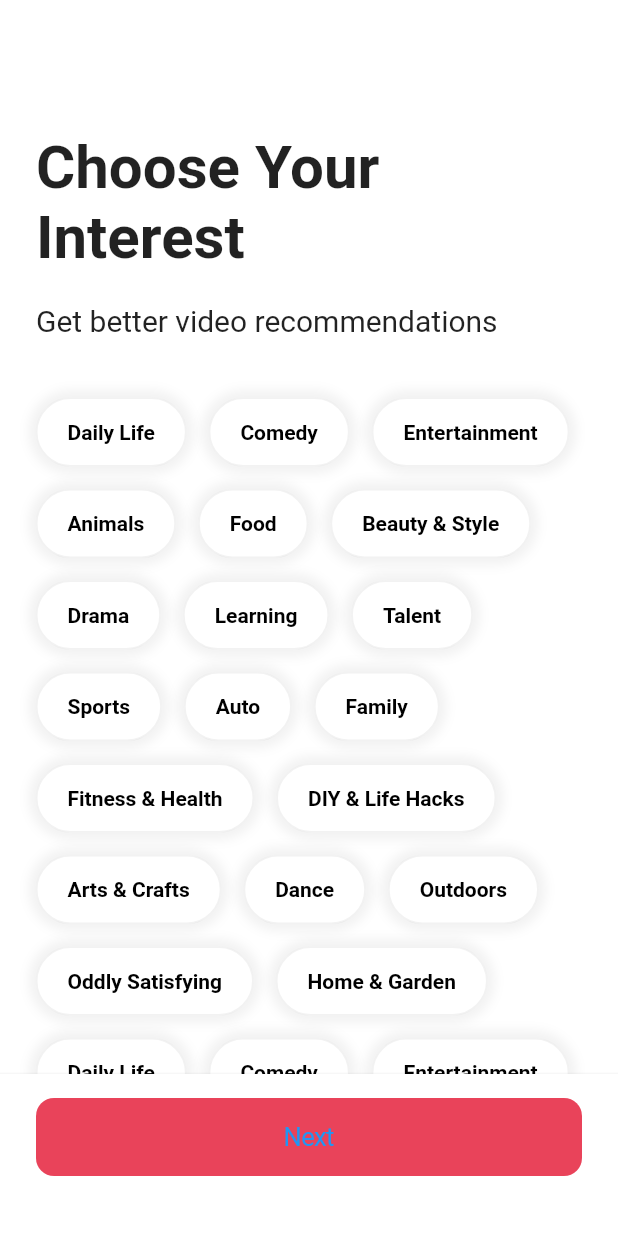
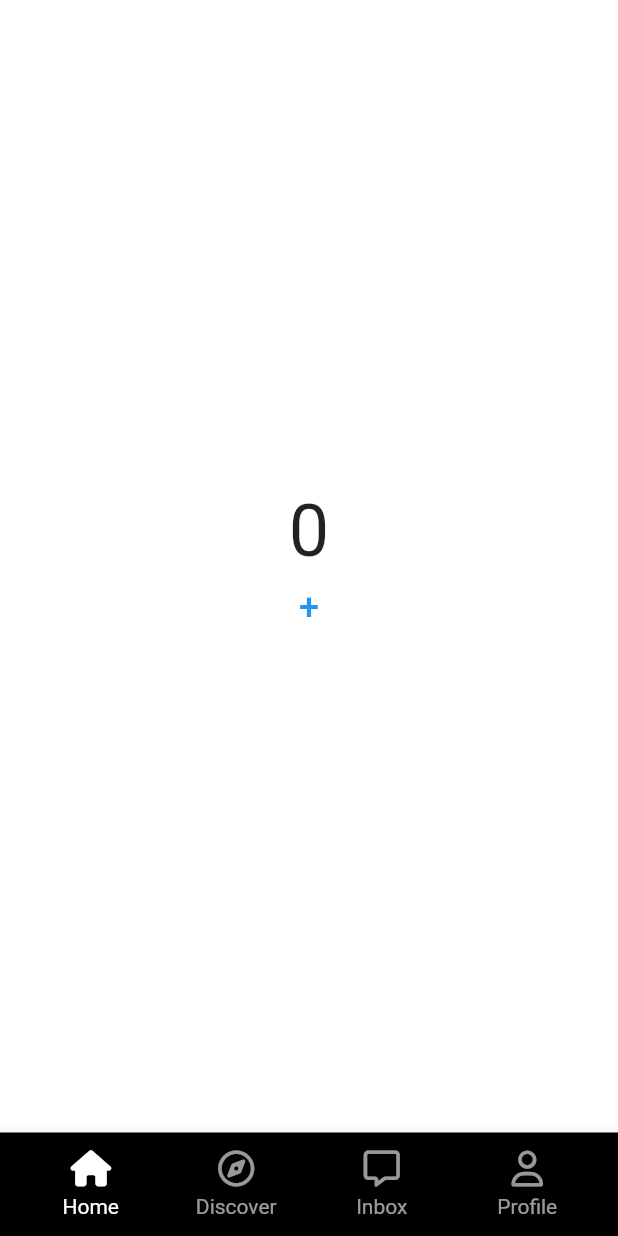
Before and after one commit to ashsh0412/tiktok_clone, a Flutter app: the screen it shows after launch, on a phone screen of 412 x 824 dp. Run offline on Flutter 3.47's test engine with Material 2 defaults, Android fonts, the phone set to English and light mode, and no system bars; our stand-ins replace font_awesome_flutter.

Commit message:
navigation bar

```diff
--- a/lib/features/authentication/widgets/birthday_screen.dart
+++ b/lib/features/authentication/widgets/birthday_screen.dart
@@ -3,7 +3,7 @@ import 'package:flutter/material.dart';
 import 'package:tiktok_clone/constants/sizes.dart';
 import 'package:tiktok_clone/constants/gaps.dart';
 import 'package:tiktok_clone/features/authentication/widgets/form_button.dart';
-import 'package:tiktok_clone/features/onboarding/interests_screen.dart';
+import 'package:tiktok_clone/features/onboarding/widgets/interests_screen.dart';
 
 class BirthdayScreen extends StatefulWidget {
   const BirthdayScreen({super.key});
@@ -34,11 +34,12 @@ class _BirthdayScreenState extends State<BirthdayScreen> {
   }
 
   void _onNextTap() {
-    Navigator.of(context).push(
-      MaterialPageRoute(
-        builder: (context) => const InterestScreen(),
-      ),
-    );
+    Navigator.of(context).pushAndRemoveUntil(
+        MaterialPageRoute(
+          builder: (context) => const InterestScreen(),
+        ), (route) {
+      return false;
+    });
   }
 
   void _setTextFieldDate(DateTime date) {
--- a/lib/features/authentication/widgets/log_in_form.dart
+++ b/lib/features/authentication/widgets/log_in_form.dart
@@ -2,7 +2,7 @@ import 'package:flutter/material.dart';
 import 'package:tiktok_clone/constants/gaps.dart';
 import 'package:tiktok_clone/constants/sizes.dart';
 import 'package:tiktok_clone/features/authentication/widgets/form_button.dart';
-import 'package:tiktok_clone/features/onboarding/interests_screen.dart';
+import 'package:tiktok_clone/features/onboarding/widgets/interests_screen.dart';
 
 class LoginFormScreen extends StatefulWidget {
   const LoginFormScreen({super.key});
@@ -20,11 +20,12 @@ class _LoginFormScreenState extends State<LoginFormScreen> {
     if (_formKey.currentState != null) {
       if (_formKey.currentState!.validate()) {
         _formKey.currentState!.save();
-        Navigator.of(context).push(
-          MaterialPageRoute(
-            builder: (context) => const InterestScreen(),
-          ),
-        );
+        Navigator.of(context).pushAndRemoveUntil(
+            MaterialPageRoute(
+              builder: (context) => const InterestScreen(),
+            ), (route) {
+          return false;
+        });
       }
     }
   }
--- /dev/null
+++ b/lib/features/main_navigation/main_navigation_screen.dart
@@ -0,0 +1,86 @@
+import 'package:flutter/material.dart';
+import 'package:font_awesome_flutter/font_awesome_flutter.dart';
+import 'package:tiktok_clone/constants/sizes.dart';
+import 'package:tiktok_clone/features/main_navigation/widgets/nav_tab.dart';
+import 'package:tiktok_clone/features/main_navigation/widgets/stf_screen.dart';
+
+class MainNavigationScreen extends StatefulWidget {
+  const MainNavigationScreen({super.key});
+
+  @override
+  State<MainNavigationScreen> createState() => _MainNavigationScreenState();
+}
+
+class _MainNavigationScreenState extends State<MainNavigationScreen> {
+  int _selectedIndex = 0;
+
+  final screens = [
+    StfScreen(
+      key: GlobalKey(),
+    ),
+    StfScreen(
+      key: GlobalKey(),
+    ),
+    StfScreen(
+      key: GlobalKey(),
+    ),
+    StfScreen(
+      key: GlobalKey(),
+    ),
+    StfScreen(
+      key: GlobalKey(),
+    ),
+  ];
+
+  void _onTap(int index) {
+    setState(() {
+      _selectedIndex = index;
+    });
+  }
+
+  @override
+  Widget build(BuildContext context) {
+    return Scaffold(
+      body: screens[_selectedIndex],
+      bottomNavigationBar: BottomAppBar(
+        color: Colors.black,
+        child: Padding(
+          padding: const EdgeInsets.all(Sizes.size12),
+          child: Row(
+            mainAxisAlignment: MainAxisAlignment.spaceBetween,
+            children: [
+              NavTab(
+                onTap: () => _onTap(0),
+                text: "Home",
+                isSelected: _selectedIndex == 0,
+                icon: FontAwesomeIcons.house,
+                selectedIcon: FontAwesomeIcons.house,
+              ),
+              NavTab(
+                onTap: () => _onTap(1),
+                text: "Discover",
+                isSelected: _selectedIndex == 1,
+                icon: FontAwesomeIcons.compass,
+                selectedIcon: FontAwesomeIcons.solidCompass,
+              ),
+              NavTab(
+                onTap: () => _onTap(3),
+                text: "Inbox",
+                isSelected: _selectedIndex == 3,
+                icon: FontAwesomeIcons.message,
+                selectedIcon: FontAwesomeIcons.solidMessage,
+              ),
+              NavTab(
+                onTap: () => _onTap(4),
+                text: "Profile",
+                isSelected: _selectedIndex == 4,
+                icon: FontAwesomeIcons.user,
+                selectedIcon: FontAwesomeIcons.solidUser,
+              ),
+            ],
+          ),
+        ),
+      ),
+    );
+  }
+}
--- /dev/null
+++ b/lib/features/main_navigation/widgets/nav_tab.dart
@@ -0,0 +1,52 @@
+import 'package:flutter/material.dart';
+import 'package:font_awesome_flutter/font_awesome_flutter.dart';
+import 'package:tiktok_clone/constants/gaps.dart';
+
+class NavTab extends StatelessWidget {
+  const NavTab({
+    super.key,
+    required this.text,
+    required this.isSelected,
+    required this.icon,
+    required this.onTap,
+    required this.selectedIcon,
+  });
+
+  final String text;
+  final bool isSelected;
+  final IconData icon;
+  final IconData selectedIcon;
+  final Function onTap;
+
+  @override
+  Widget build(BuildContext context) {
+    return Expanded(
+      child: GestureDetector(
+        onTap: () => onTap(),
+        child: Container(
+          color: Colors.black,
+          child: AnimatedOpacity(
+            duration: const Duration(microseconds: 300),
+            opacity: isSelected ? 1 : 0.6,
+            child: Column(
+              mainAxisSize: MainAxisSize.min,
+              children: [
+                FaIcon(
+                  isSelected ? selectedIcon : icon,
+                  color: Colors.white,
+                ),
+                Gaps.v5,
+                Text(
+                  text,
+                  style: const TextStyle(
+                    color: Colors.white,
+                  ),
+                ),
+              ],
+            ),
+          ),
+        ),
+      ),
+    );
+  }
+}
--- /dev/null
+++ b/lib/features/main_navigation/widgets/stf_screen.dart
@@ -0,0 +1,45 @@
+import 'package:flutter/material.dart';
+import 'package:tiktok_clone/constants/sizes.dart';
+
+class StfScreen extends StatefulWidget {
+  const StfScreen({super.key});
+
+  @override
+  State<StfScreen> createState() => _StfScreenState();
+}
+
+class _StfScreenState extends State<StfScreen> {
+  int _clicks = 0;
+
+  void increase() {
+    setState(() {
+      _clicks = _clicks + 1;
+    });
+  }
+
+  @override
+  Widget build(BuildContext context) {
+    return Center(
+      child: Column(
+        mainAxisAlignment: MainAxisAlignment.center,
+        children: [
+          Text(
+            "$_clicks",
+            style: const TextStyle(
+              fontSize: Sizes.size48,
+            ),
+          ),
+          TextButton(
+            onPressed: increase,
+            child: const Text(
+              "+",
+              style: TextStyle(
+                fontSize: Sizes.size24,
+              ),
+            ),
+          )
+        ],
+      ),
+    );
+  }
+}
--- a/lib/features/onboarding/interests_screen.dart
+++ b/lib/features/onboarding/widgets/interests_screen.dart
@@ -2,7 +2,7 @@ import 'package:flutter/cupertino.dart';
 import 'package:flutter/material.dart';
 import 'package:tiktok_clone/constants/gaps.dart';
 import 'package:tiktok_clone/constants/sizes.dart';
-import 'package:tiktok_clone/features/onboarding/interest_button.dart';
+import 'package:tiktok_clone/features/onboarding/widgets/interest_button.dart';
 import 'package:tiktok_clone/features/onboarding/widgets/tutorial_screen.dart';
 
 const interests = [
--- a/lib/features/onboarding/widgets/tutorial_screen.dart
+++ b/lib/features/onboarding/widgets/tutorial_screen.dart
@@ -2,6 +2,7 @@ import 'package:flutter/cupertino.dart';
 import 'package:flutter/material.dart';
 import 'package:tiktok_clone/constants/gaps.dart';
 import 'package:tiktok_clone/constants/sizes.dart';
+import 'package:tiktok_clone/features/main_navigation/main_navigation_screen.dart';
 
 enum Direction { right, left }
 
@@ -17,6 +18,15 @@ class TutorialScreen extends StatefulWidget {
 class _TutorialScreenState extends State<TutorialScreen> {
   Direction _direction = Direction.right;
   Page _showingPage = Page.first;
+
+  void _onEnterAppTab() {
+    Navigator.of(context).pushAndRemoveUntil(
+        MaterialPageRoute(
+          builder: (context) => const MainNavigationScreen(),
+        ), (route) {
+      return false;
+    });
+  }
 
   void _onPanUpdate(DragUpdateDetails details) {
     if (details.delta.dx > 0) {
@@ -111,7 +121,7 @@ class _TutorialScreenState extends State<TutorialScreen> {
               duration: const Duration(microseconds: 300),
               opacity: _showingPage == Page.first ? 0 : 1,
               child: CupertinoButton(
-                onPressed: () {},
+                onPressed: _onEnterAppTab,
                 color: Theme.of(context).primaryColor,
                 child: const Text("Enter the App"),
               ),
--- a/lib/main.dart
+++ b/lib/main.dart
@@ -1,6 +1,6 @@
 import 'package:flutter/material.dart';
 import 'package:tiktok_clone/constants/sizes.dart';
-import 'package:tiktok_clone/features/onboarding/interests_screen.dart';
+import 'package:tiktok_clone/features/main_navigation/main_navigation_screen.dart';
 
 void main() {
   runApp(const TikTokApp());
@@ -22,11 +22,12 @@ class TikTokApp extends StatelessWidget {
             color: Colors.black,
             fontSize: Sizes.size20,
             fontWeight: FontWeight.w600,
-            )),
+          ),
+        ),
         scaffoldBackgroundColor: Colors.white,
         primaryColor: const Color(0xFFE9435A),
       ),
-      home: const InterestScreen(),
+      home: MainNavigationScreen(),
     );
   }
 }
```
Also changed, not shown: lib/features/onboarding/widgets/interest_button.dart (renamed from lib/features/onboarding/interest_button.dart). Lines whose indentation alone changed are shown as unchanged.
